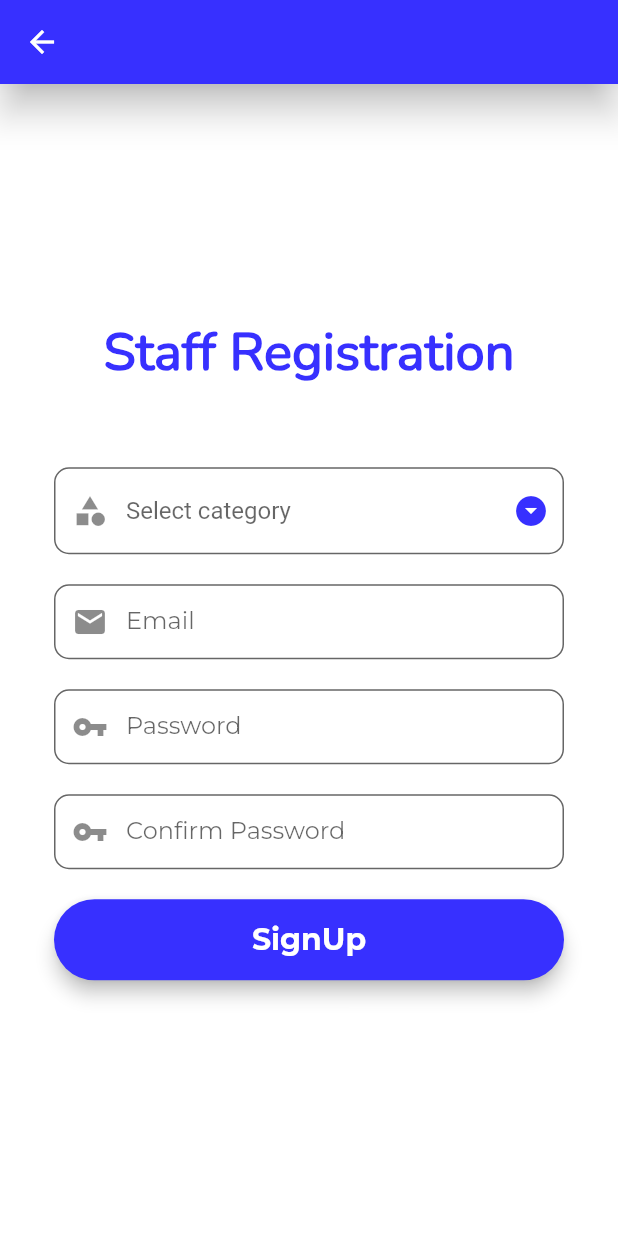
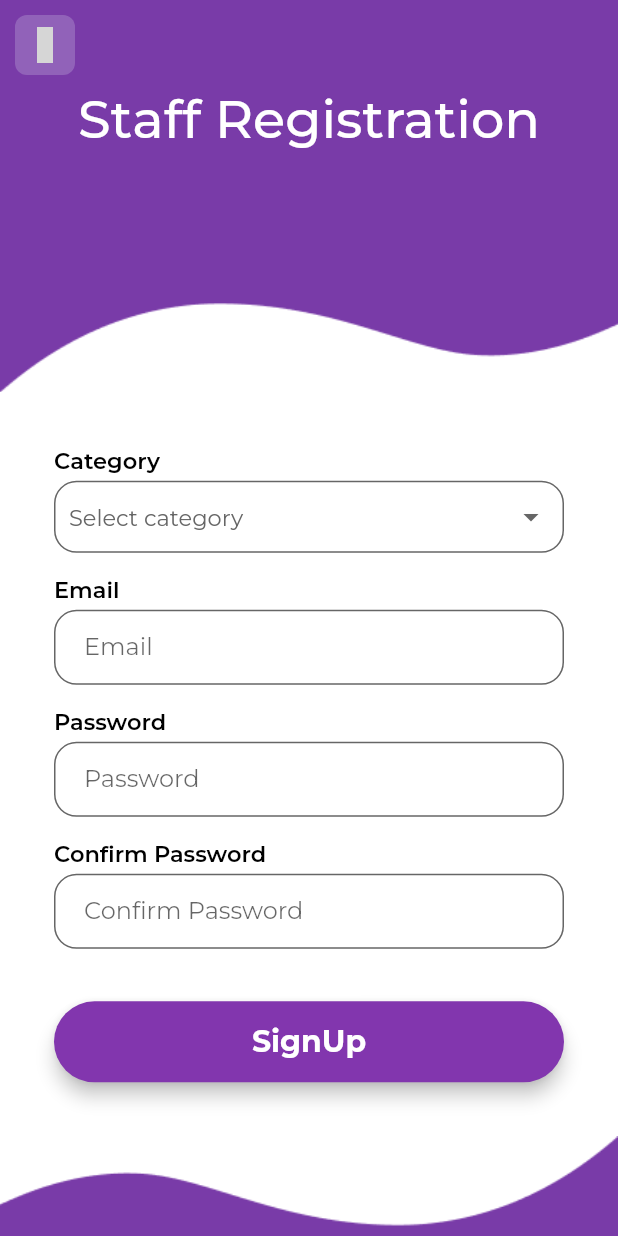
Before and after one commit to Naseeb-Nex/InsightEye-App, a Flutter app: the RegistrationScreen screen opened directly, on a phone screen of 412 x 824 dp. Run offline on Flutter 3.47's test engine with Material 2 defaults, Android fonts, the light colour scheme and no system bars; our stand-ins replace auto_size_text, cloud_firestore, curved_navigation_bar, firebase_auth, firebase_core, firebase_storage and 8 more; missing offline and left inert: floating_action_bubble, flutter_rounded_date_picker, panara_dialogs; accounts and stored records are empty; project files that could hold a hidden picture were left out; grey boxes are pictures that could not be loaded.

Commit message:
feat: Staff registration added

```diff
--- a/lib/Screens/register.dart
+++ b/lib/Screens/register.dart
@@ -1,4 +1,5 @@
 import 'package:cloud_firestore/cloud_firestore.dart';
+import 'package:iconsax/iconsax.dart';
 import 'package:insighteye_app/Screens/Auth/login_src.dart';
 import 'package:insighteye_app/constants/constants.dart';
 import 'package:insighteye_app/Screens/models/user_model.dart';
@@ -53,11 +54,10 @@ class _RegistrationScreenState extends State<RegistrationScreen> {
     //first name field
     final categoryselector = InputDecorator(
       decoration: InputDecoration(
-        prefixIcon: const Icon(Icons.category),
-        contentPadding: const EdgeInsets.fromLTRB(10, 5, 10, 5),
+        contentPadding: const EdgeInsets.fromLTRB(10, 0, 10, 0),
         hintText: "Category",
         border: OutlineInputBorder(
-          borderRadius: BorderRadius.circular(10),
+          borderRadius: BorderRadius.circular(15),
         ),
       ),
       child: DropdownButtonHideUnderline(
@@ -69,12 +69,18 @@ class _RegistrationScreenState extends State<RegistrationScreen> {
               selectedcategory = value;
             });
           },
-          hint: const Text("Select category"),
+          hint: const Text(
+            "Select category",
+            style: TextStyle(
+                fontFamily: "Montserrat",
+                fontSize: 15,
+                color: Color(0XFF666666)),
+          ),
           elevation: 12,
-          style: const TextStyle(color: Colors.grey, fontSize: 16),
-          icon: const Icon(Icons.arrow_drop_down_circle),
-          iconDisabledColor: Colors.grey,
-          iconEnabledColor: bluebg,
+          style: const TextStyle(
+              fontFamily: "Montserrat", fontSize: 15, color: Colors.grey),
+          icon: const Icon(Icons.arrow_drop_down),
+          iconEnabledColor: const Color(0XFF666666),
           isExpanded: true,
         ),
       ),
@@ -101,11 +107,10 @@ class _RegistrationScreenState extends State<RegistrationScreen> {
         },
         textInputAction: TextInputAction.next,
         decoration: InputDecoration(
-          prefixIcon: const Icon(Icons.mail),
           contentPadding: const EdgeInsets.fromLTRB(20, 15, 20, 15),
           hintText: "Email",
           border: OutlineInputBorder(
-            borderRadius: BorderRadius.circular(10),
+            borderRadius: BorderRadius.circular(15),
           ),
         ));
 
@@ -129,11 +134,10 @@ class _RegistrationScreenState extends State<RegistrationScreen> {
         },
         textInputAction: TextInputAction.next,
         decoration: InputDecoration(
-          prefixIcon: const Icon(Icons.vpn_key),
           contentPadding: const EdgeInsets.fromLTRB(20, 15, 20, 15),
           hintText: "Password",
           border: OutlineInputBorder(
-            borderRadius: BorderRadius.circular(10),
+            borderRadius: BorderRadius.circular(15),
           ),
         ));
 
@@ -154,11 +158,10 @@ class _RegistrationScreenState extends State<RegistrationScreen> {
         },
         textInputAction: TextInputAction.done,
         decoration: InputDecoration(
-          prefixIcon: const Icon(Icons.vpn_key),
           contentPadding: const EdgeInsets.fromLTRB(20, 15, 20, 15),
           hintText: "Confirm Password",
           border: OutlineInputBorder(
-            borderRadius: BorderRadius.circular(10),
+            borderRadius: BorderRadius.circular(15),
           ),
         ));
 
@@ -166,7 +169,7 @@ class _RegistrationScreenState extends State<RegistrationScreen> {
     final signUpButton = Material(
       elevation: 5,
       borderRadius: BorderRadius.circular(30),
-      color: bluebg,
+      color: const Color(0XFF8236ae),
       child: MaterialButton(
           padding: const EdgeInsets.fromLTRB(20, 15, 20, 15),
           minWidth: MediaQuery.of(context).size.width,
@@ -181,58 +184,117 @@ class _RegistrationScreenState extends State<RegistrationScreen> {
           )),
     );
 
+    // Responsive Size
+
+    Size s = MediaQuery.of(context).size;
+
     return Scaffold(
       backgroundColor: Colors.white,
-      appBar: AppBar(
-        backgroundColor: bluebg,
-        elevation: 10,
-        leading: IconButton(
-          icon: const Icon(Icons.arrow_back, color: white),
-          onPressed: () {
-            // passing this to our root
-            Navigator.of(context).pop();
-          },
-        ),
-      ),
-      body: Center(
-        child: SingleChildScrollView(
-          child: Container(
-            color: Colors.white,
-            child: Padding(
+      body: SingleChildScrollView(
+        child: Column(
+          children: [
+            Stack(
+              children: [
+                Image.asset("assets/Icons/staff-head.png", width: s.width),
+                Padding(
+                  padding: EdgeInsets.only(top: s.height * 0.07),
+                  child: const Center(
+                    child: Text(
+                      "Staff Registration",
+                      style: TextStyle(
+                        fontFamily: "Montserrat",
+                        fontSize: 35,
+                        fontWeight: FontWeight.w500,
+                        color: white,
+                      ),
+                    ),
+                  ),
+                ),
+                SafeArea(
+                    child: Padding(
+                  padding: const EdgeInsets.all(10),
+                  child: InkWell(
+                    onTap: () => Navigator.pop(context),
+                    child: Container(
+                      height: 40,
+                      width: 40,
+                      decoration: BoxDecoration(
+                        borderRadius: BorderRadius.circular(8),
+                        color: const Color(0XFFF3FFFE).withOpacity(0.2),
+                      ),
+                      child: const Center(
+                          child: Icon(
+                        Iconsax.arrow_left,
+                        color: white,
+                      )),
+                    ),
+                  ),
+                ))
+              ],
+            ),
+            Padding(
               padding: const EdgeInsets.all(36.0),
               child: Form(
                 key: _formKey,
                 child: Column(
                   mainAxisAlignment: MainAxisAlignment.center,
-                  crossAxisAlignment: CrossAxisAlignment.center,
+                  crossAxisAlignment: CrossAxisAlignment.start,
                   children: <Widget>[
-                    const SizedBox(
-                        height: 90,
-                        child: Text(
-                          "Staff Registration",
-                          style: TextStyle(
-                            fontFamily: "Nunito",
-                            fontSize: 35,
-                            fontWeight: FontWeight.bold,
-                            color: bluebg,
-                          ),
-                        )),
-                    const SizedBox(height: 10),
+                    const Text(
+                      "Category",
+                      style: TextStyle(
+                        fontFamily: "Montserrat",
+                        fontSize: 15,
+                        color: black,
+                        fontWeight: FontWeight.w600,
+                      ),
+                    ),
+                    const SizedBox(height: 5),
                     categoryselector,
-                    const SizedBox(height: 20),
+                    const SizedBox(height: 15),
+                    const Text(
+                      "Email",
+                      style: TextStyle(
+                        fontFamily: "Montserrat",
+                        fontSize: 15,
+                        color: black,
+                        fontWeight: FontWeight.w600,
+                      ),
+                    ),
+                    const SizedBox(height: 5),
                     emailField,
-                    const SizedBox(height: 20),
+                    const SizedBox(height: 15),
+                    const Text(
+                      "Password",
+                      style: TextStyle(
+                        fontFamily: "Montserrat",
+                        fontSize: 15,
+                        color: black,
+                        fontWeight: FontWeight.w600,
+                      ),
+                    ),
+                    const SizedBox(height: 5),
                     passwordField,
-                    const SizedBox(height: 20),
+                    const SizedBox(height: 15),
+                    const Text(
+                      "Confirm Password",
+                      style: TextStyle(
+                        fontFamily: "Montserrat",
+                        fontSize: 15,
+                        color: black,
+                        fontWeight: FontWeight.w600,
+                      ),
+                    ),
+                    const SizedBox(height: 5),
                     confirmPasswordField,
-                    const SizedBox(height: 20),
+                    const SizedBox(height: 35),
                     signUpButton,
-                    const SizedBox(height: 15),
                   ],
                 ),
               ),
             ),
-          ),
+            Image.asset("assets/Icons/staff-footer.png", width: s.width),
+          ],
         ),
       ),
     );
```
Also changed, not shown: assets/Icons/staff-footer.png (added), assets/Icons/staff-head.png (added).
